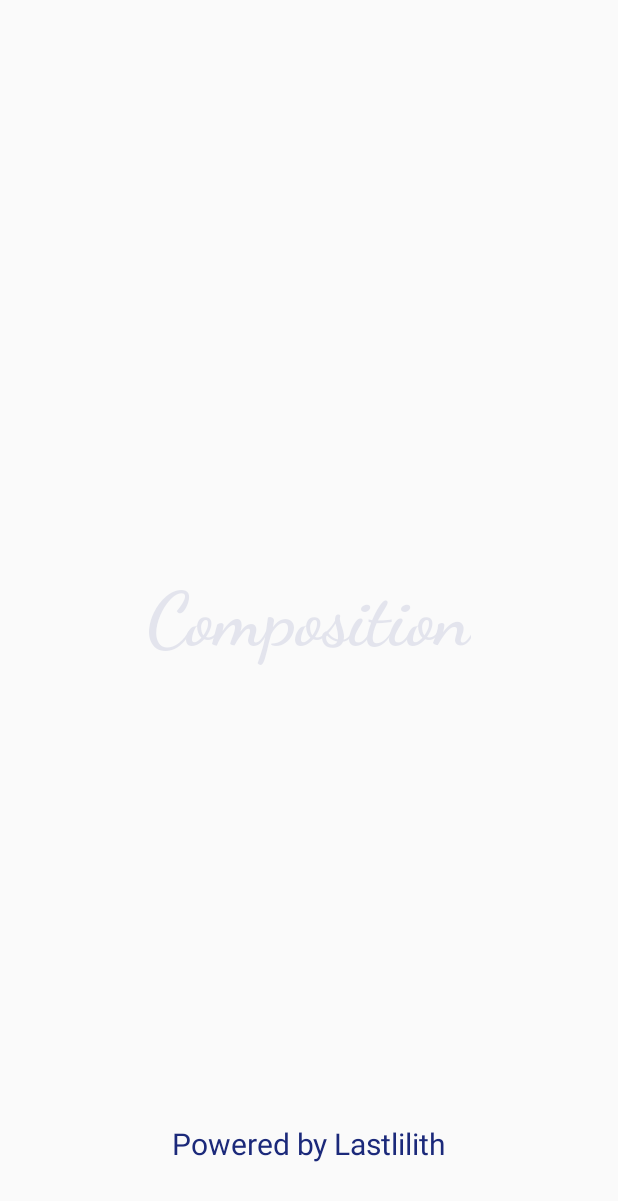
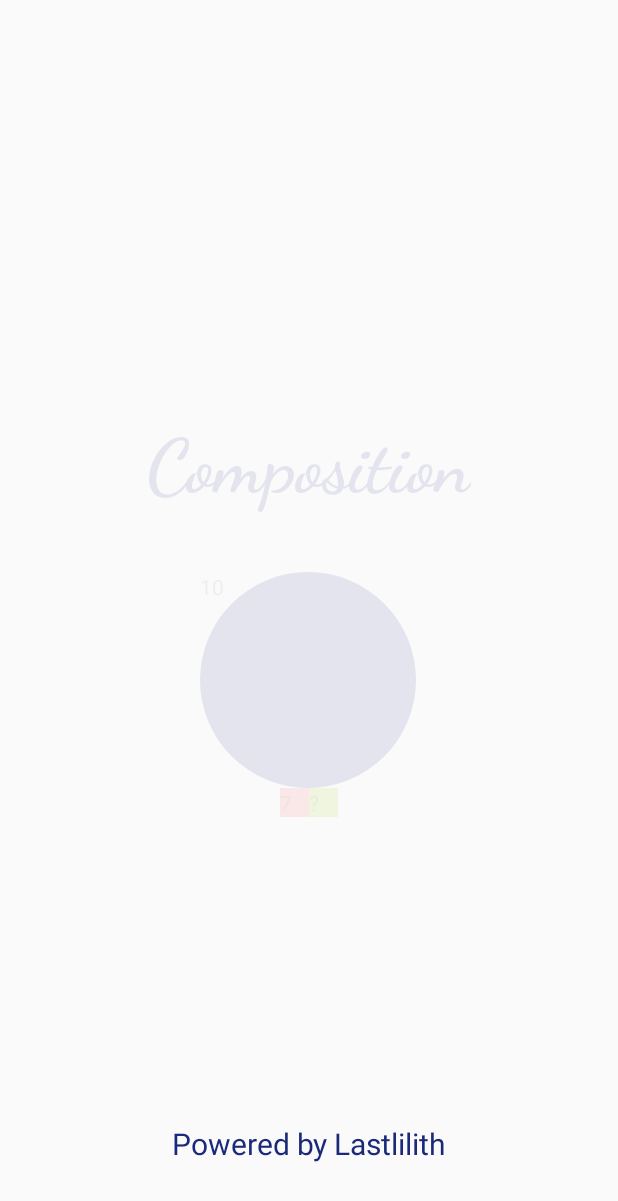
Before and after one commit to Lastlilith/CompositionGame, an Android app: the screen it shows after launch (SplashActivity), on a phone screen of 412 x 824 dp. Shown: the top 1201 px of the screen. Run offline under Robolectric (Android 15) with nearby library versions, the phone set to English and light mode, and no system bars.

Commit message:
Modified splash screen

```diff
--- a/app/src/main/res/layout/activity_splash.xml
+++ b/app/src/main/res/layout/activity_splash.xml
@@ -16,6 +16,50 @@
         app:layout_constraintStart_toStartOf="parent">
 
         <TextView
+            android:id="@+id/tv_sum"
+            style="@style/QuestionTextStyle"
+            android:layout_width="144dp"
+            android:layout_height="144dp"
+            android:background="@drawable/circle_background"
+            app:layout_constraintBottom_toTopOf="@id/tv_left_number"
+            app:layout_constraintEnd_toEndOf="parent"
+            app:layout_constraintHorizontal_bias="0.498"
+            app:layout_constraintStart_toStartOf="parent"
+            app:layout_constraintTop_toTopOf="parent"
+            app:layout_constraintVertical_chainStyle="packed"
+            android:text="@string/splash_ten"
+            />
+
+        <TextView
+            android:id="@+id/tv_left_number"
+            style="@style/QuestionTextStyle"
+            android:layout_width="0dp"
+            android:layout_height="wrap_content"
+            android:background="@android:color/holo_red_light"
+            app:layout_constraintBottom_toTopOf="@id/tv_sum"
+            app:layout_constraintDimensionRatio="1:1"
+            app:layout_constraintEnd_toStartOf="@id/tv_question"
+            app:layout_constraintHorizontal_chainStyle="packed"
+            app:layout_constraintStart_toStartOf="parent"
+            app:layout_constraintTop_toBottomOf="@id/tv_sum"
+            android:text="@string/splash_seven"
+            />
+
+        <TextView
+            android:id="@+id/tv_question"
+            style="@style/QuestionTextStyle"
+            android:layout_width="0dp"
+            android:layout_height="wrap_content"
+            android:background="@android:color/holo_green_light"
+            android:text="@string/question_mark"
+            app:layout_constraintBottom_toBottomOf="@id/tv_left_number"
+            app:layout_constraintDimensionRatio="1:1"
+            app:layout_constraintEnd_toEndOf="parent"
+            app:layout_constraintStart_toEndOf="@id/tv_left_number"
+            app:layout_constraintTop_toTopOf="@id/tv_left_number"
+            />
+
+        <TextView
             android:id="@+id/tv_app_name"
             android:layout_width="wrap_content"
             android:layout_height="wrap_content"
@@ -24,10 +68,11 @@
             android:textSize="50sp"
             android:textStyle="bold"
             android:fontFamily="cursive"
+            android:layout_marginBottom="40dp"
             app:layout_constraintEnd_toEndOf="parent"
             app:layout_constraintStart_toStartOf="parent"
             app:layout_constraintTop_toTopOf="parent"
-            app:layout_constraintBottom_toBottomOf="parent"/>
+            app:layout_constraintBottom_toTopOf="@id/tv_sum"/>
 
 
     </androidx.constraintlayout.widget.ConstraintLayout>
--- a/app/src/main/res/values/strings.xml
+++ b/app/src/main/res/values/strings.xml
@@ -26,4 +26,6 @@
     <string name="hello_blank_fragment">Hello blank fragment</string>
     <string name="splash_screen_title">Composition</string>
     <string name="powered_by_lastlilith">Powered by Lastlilith</string>
+    <string name="splash_seven">7</string>
+    <string name="splash_ten">10</string>
 </resources>
```
